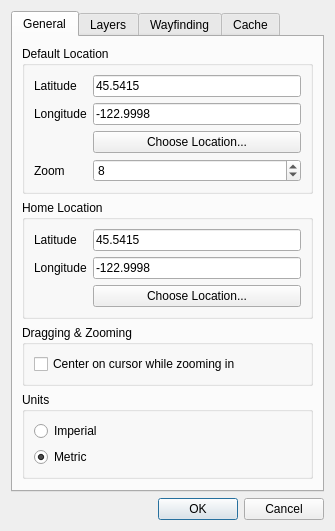
First picture: the form in settingsdialog.ui, repository archnemesis/OSMExplorer, before the edit.
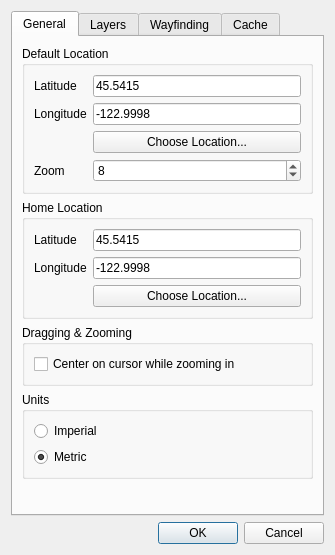
Second picture: the form after the edit.

Commit message: Added some properties and getters/setters for upcoming options for SlippyMapWidget

```diff
--- a/settingsdialog.ui
+++ b/settingsdialog.ui
@@ -7,7 +7,7 @@
     <x>0</x>
     <y>0</y>
     <width>335</width>
-    <height>481</height>
+    <height>555</height>
    </rect>
   </property>
   <property name="windowTitle">
```
The commit also changes 2 other files.
